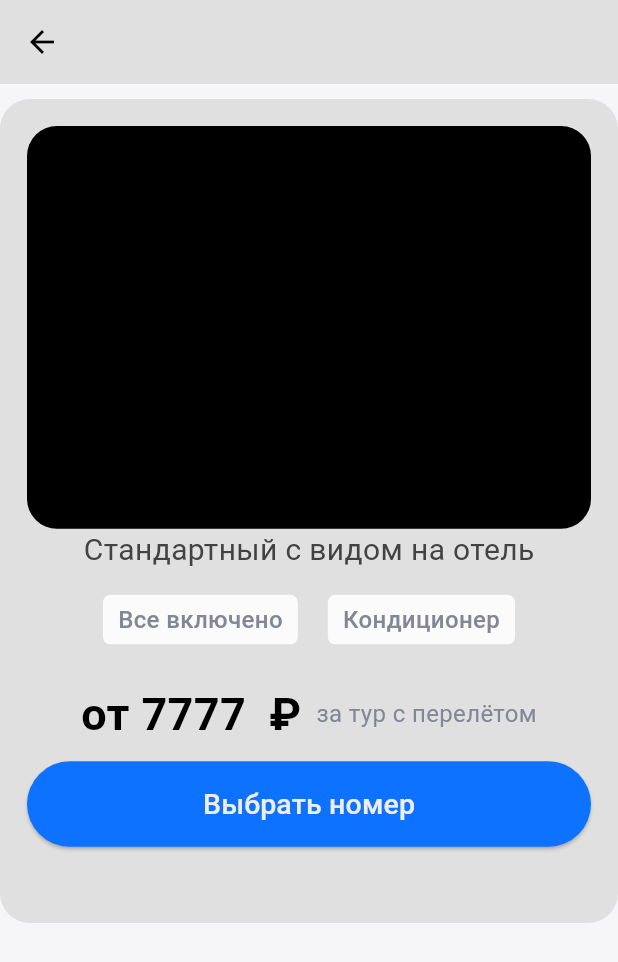
After one commit to ErikBagaev1/travel_app, a Flutter app: the HotelRoomPage screen opened by its route, on a phone screen of 412 x 824 dp. The commit adds this screen. Shown: the top 962 px of the screen. Run offline on Flutter 3.47's test engine with Material 3 defaults, Android fonts, the light colour scheme and no system bars; our stand-ins replace cloud_firestore, firebase_auth, firebase_core; accounts and stored records are empty; Roboto replaces fonts that are missing (SF Pro Display).

Commit message:
Создание макета hotel_room_page

```diff
--- a/lib/components/blockAboutHotel/button_about_hotel.dart
+++ /dev/null
@@ -1,28 +0,0 @@
-import 'package:flutter/material.dart';
-
-class ButtonAboutHotel extends StatelessWidget {
-  const ButtonAboutHotel({super.key});
-
-  @override
-  Widget build(BuildContext context) {
-    return Padding(
-      padding: const EdgeInsets.only(top: 20.0, left: 10, right: 10, bottom: 8),
-      child: SizedBox(
-        width: double.infinity,
-        child: ElevatedButton(
-          style: ButtonStyle(
-              backgroundColor:
-                  MaterialStateProperty.all<Color>(const Color(0xFF0D72FF))),
-          onPressed: () {},
-          child: const Padding(
-            padding: EdgeInsets.symmetric(vertical: 15.0),
-            child: Text(
-              'К выбору номера',
-              style: TextStyle(fontSize: 19),
-            ),
-          ),
-        ),
-      ),
-    );
-  }
-}
--- /dev/null
+++ b/lib/components/my_blue_button.dart
@@ -0,0 +1,29 @@
+import 'package:flutter/material.dart';
+
+class MyBlueButton extends StatelessWidget {
+  final String path;
+  final String title;
+  const MyBlueButton({super.key, required this.path, required this.title});
+
+  @override
+  Widget build(BuildContext context) {
+    return SizedBox(
+      width: double.infinity,
+      child: ElevatedButton(
+        style: ButtonStyle(
+            backgroundColor:
+                MaterialStateProperty.all<Color>(const Color(0xFF0D72FF))),
+        onPressed: () {
+          Navigator.pushNamed(context, path);
+        },
+        child: Padding(
+          padding: const EdgeInsets.symmetric(vertical: 15.0),
+          child: Text(
+            title,
+            style: const TextStyle(fontSize: 19),
+          ),
+        ),
+      ),
+    );
+  }
+}
--- /dev/null
+++ b/lib/components/my_room_card.dart
@@ -0,0 +1,94 @@
+import 'package:flutter/material.dart';
+import 'package:social_network/components/my_blue_button.dart';
+import 'package:social_network/components/my_grid_comfort.dart';
+
+class MyRoomCard extends StatelessWidget {
+  const MyRoomCard({super.key});
+
+  @override
+  Widget build(BuildContext context) {
+    return Padding(
+      padding: const EdgeInsets.only(top: 10.0),
+      child: Container(
+        height: MediaQuery.of(context).size.height / 1.5,
+        decoration: BoxDecoration(
+          borderRadius: BorderRadius.circular(20.0),
+          color: Theme.of(context).colorScheme.background,
+        ),
+        child: Padding(
+          padding: const EdgeInsets.symmetric(horizontal: 18.0),
+          child: Column(
+            crossAxisAlignment: CrossAxisAlignment.center,
+            children: [
+              Padding(
+                padding: const EdgeInsets.only(
+                  top: 18.0,
+                ),
+                child: AspectRatio(
+                  aspectRatio: 1.4,
+                  child: Container(
+                    decoration: BoxDecoration(
+                      color: Colors.black,
+                      borderRadius: BorderRadius.circular(20.0),
+                    ),
+                  ),
+                ),
+              ),
+              const Text(
+                'Cтандартный с видом на отель',
+                style: TextStyle(fontWeight: FontWeight.w400, fontSize: 20),
+              ),
+              const SizedBox(
+                height: 15,
+              ),
+              const Row(
+                mainAxisAlignment: MainAxisAlignment.center,
+                children: [
+                  MyGridComfort(text: 'Все включено'),
+                  SizedBox(
+                    width: 20,
+                  ),
+                  MyGridComfort(text: 'Кондиционер')
+                ],
+              ),
+              const SizedBox(
+                height: 25,
+              ),
+              const Row(
+                mainAxisAlignment: MainAxisAlignment.center,
+                children: [
+                  Text(
+                    'от 7777  ₽',
+                    style: TextStyle(
+                      color: Colors.black,
+                      fontSize: 30,
+                      fontFamily: 'SF Pro Display',
+                      fontWeight: FontWeight.w600,
+                    ),
+                  ),
+                  SizedBox(
+                    width: 10,
+                  ),
+                  Text(
+                    'за тур с перелётом',
+                    style: TextStyle(
+                      color: Color(0xFF828796),
+                      fontSize: 16,
+                      fontFamily: 'SF Pro Display',
+                      fontWeight: FontWeight.w400,
+                    ),
+                  )
+                ],
+              ),
+              const SizedBox(
+                height: 10,
+              ),
+              const MyBlueButton(
+                  path: '/hotel_room_page', title: 'Выбрать номер')
+            ],
+          ),
+        ),
+      ),
+    );
+  }
+}
--- a/lib/main.dart
+++ b/lib/main.dart
@@ -6,6 +6,7 @@ import 'package:social_network/auth/login_on_register.dart';
 import 'package:social_network/pages/editing_page.dart';
 import 'package:social_network/pages/home_page.dart';
 import 'package:social_network/pages/hotel_about_page.dart';
+import 'package:social_network/pages/hotel_room_page.dart';
 import 'package:social_network/pages/hotels_page.dart';
 import 'package:social_network/pages/profile_page.dart';
 import 'package:social_network/provider/gender_provider.dart';
@@ -49,6 +50,7 @@ class MyApp extends StatelessWidget {
           '/editing_page': (context) => const EditingPage(),
           '/hotels_page': (context) => const HotelsPage(),
           '/hotel_about_page': (context) => const HotelAbout(),
+          '/hotel_room_page': (context) => const HotelRoomPage(),
         },
       ),
     );
--- a/lib/pages/hotel_about_page.dart
+++ b/lib/pages/hotel_about_page.dart
@@ -1,8 +1,8 @@
 import 'package:flutter/material.dart';
 import 'package:provider/provider.dart';
-import 'package:social_network/components/blockAboutHotel/button_about_hotel.dart';
 import 'package:social_network/components/blockAboutHotel/first_block_about_hotel.dart';
 import 'package:social_network/components/blockAboutHotel/second_block_about_hotel.dart';
+import 'package:social_network/components/my_blue_button.dart';
 import 'package:social_network/models/hotels_model.dart';
 import 'package:social_network/provider/hotels_provider.dart';
 
@@ -33,7 +33,14 @@ class HotelAbout extends StatelessWidget {
                 height: 12,
               ),
               SecondBlockAboutHotel(selectedHotel: selectedHotel),
-              const ButtonAboutHotel()
+              const Padding(
+                padding:
+                    EdgeInsets.only(top: 20.0, left: 10, right: 10, bottom: 8),
+                child: MyBlueButton(
+                  path: '/hotel_room_page',
+                  title: 'К выбору номера',
+                ),
+              ),
             ],
           ),
         ],
--- /dev/null
+++ b/lib/pages/hotel_room_page.dart
@@ -0,0 +1,26 @@
+import 'package:flutter/material.dart';
+import 'package:provider/provider.dart';
+import 'package:social_network/components/my_room_card.dart';
+import 'package:social_network/models/hotels_model.dart';
+import 'package:social_network/provider/hotels_provider.dart';
+
+class HotelRoomPage extends StatelessWidget {
+  const HotelRoomPage({super.key});
+
+  @override
+  Widget build(BuildContext context) {
+    HotelProvider hotelProvider = Provider.of<HotelProvider>(context);
+    Hotel? selectedHotel = hotelProvider.selectedHotel;
+    final String hotelName = selectedHotel?.name ?? '';
+    return Scaffold(
+      backgroundColor: const Color(0xFFF6F6F9),
+      appBar: AppBar(
+        centerTitle: true,
+        title: Text(hotelName),
+      ),
+      body: const Column(
+        children: [MyRoomCard()],
+      ),
+    );
+  }
+}
```
